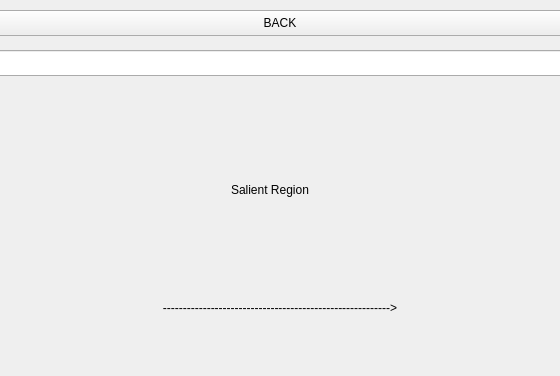
Before: the Qt Designer form client/salient_object_detectionW/process_single_page.ui in Acytoo/salient-object-detection, drawn with Qt 5; both pictures show x 340 to 900 and y 0 to 376 of the 1240 by 580 pixel window.
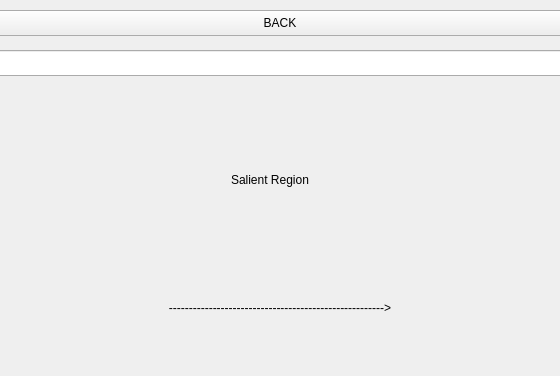
After: the same form once the commit is applied. Icons and pictures are not drawn.

Patch:
```diff
--- a/client/salient_object_detectionW/process_single_page.ui
+++ b/client/salient_object_detectionW/process_single_page.ui
@@ -147,7 +147,7 @@
      </sizepolicy>
     </property>
     <property name="text">
-     <string>---------------------------------------------------------&gt;</string>
+     <string>------------------------------------------------------&gt;</string>
     </property>
     <property name="alignment">
      <set>Qt::AlignCenter</set>
@@ -223,7 +223,7 @@
     <property name="geometry">
      <rect>
       <x>510</x>
-      <y>90</y>
+      <y>80</y>
       <width>200</width>
       <height>200</height>
      </rect>
```
Left out of the diff: 32 changed lines with no effect on the pictures.
